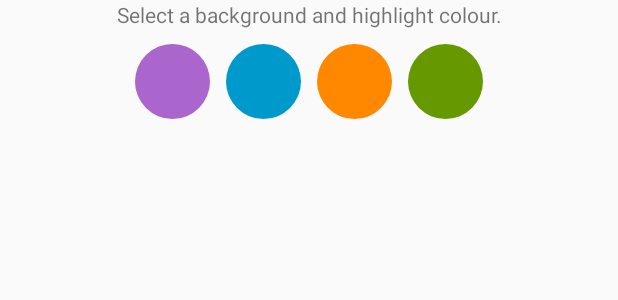
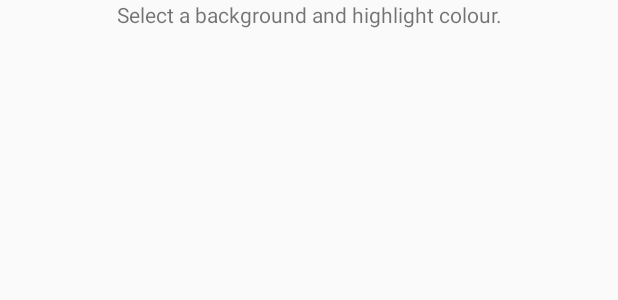
Before and after one commit to thunsaker/Xcerpt, an Android app: the layout pick_colour_view.xml on its own in the app's theme, with its tools: preview values and no code run, on a phone screen of 412 x 824 dp. Shown: the top 300 px of the screen. Run offline under Robolectric (Android 15) with nearby library versions, the phone set to English and light mode, and no system bars.

Commit message:
Remember last colour chosen, make adding colours easier

```diff
--- a/app/build.gradle
+++ b/app/build.gradle
@@ -48,6 +48,7 @@ dependencies {
     compile 'com.android.support:appcompat-v7:22.2.0'
     compile 'com.astuetz:pagerslidingtabstrip:1.0.1'
     compile 'com.google.code.gson:gson:2.2.4'
+    compile 'com.github.markushi:circlebutton:1.1'
     compile('com.twitter.sdk.android:twitter:1.6.0@aar') {
         transitive = true;
     }
--- a/app/src/main/java/ericbai/com/sharepiece/ShareActivity.java
+++ b/app/src/main/java/ericbai/com/sharepiece/ShareActivity.java
@@ -17,7 +17,6 @@ import android.util.Log;
 import android.view.Menu;
 import android.view.MenuItem;
 import android.view.View;
-import android.view.ViewManager;
 import android.widget.Button;
 import android.widget.EditText;
 import android.widget.ImageView;
--- a/app/src/main/res/drawable/circle.xml
+++ /dev/null
@@ -1,3 +0,0 @@
-<?xml version="1.0" encoding="utf-8"?>
-<shape xmlns:android="http://schemas.android.com/apk/res/android" android:shape="oval" >
-</shape>
--- a/app/src/main/res/layout/activity_customize_2.xml
+++ b/app/src/main/res/layout/activity_customize_2.xml
@@ -53,7 +53,10 @@
                         android:layout_width="wrap_content"
                         android:layout_height="wrap_content"
                         android:layout_alignParentRight="true"
-                        android:alpha="0.5"
+                        android:alpha="0.1"
+                        android:layout_marginTop="10dip"
+                        android:layout_marginRight="10dip"
+                        android:layout_marginBottom="10dip"
                         android:src="@drawable/watermark"/>
 
                     <TextView
--- a/app/src/main/res/layout/pick_colour_view.xml
+++ b/app/src/main/res/layout/pick_colour_view.xml
@@ -12,29 +12,11 @@
         android:layout_marginBottom="10dp"/>
 
     <LinearLayout
+        android:id="@+id/colour_select"
         android:layout_width="match_parent"
         android:layout_height="wrap_content"
-        android:gravity="center">
-
-        <View
-            android:id="@+id/purple"
-            android:backgroundTint="@android:color/holo_purple"
-            style="@style/Circle"/>
-
-        <View
-            android:id="@+id/blue"
-            android:backgroundTint="@android:color/holo_blue_dark"
-            style="@style/Circle"/>
-
-        <View
-            android:id="@+id/orange"
-            android:backgroundTint="@android:color/holo_orange_dark"
-            style="@style/Circle"/>
-
-        <View
-            android:id="@+id/green"
-            android:backgroundTint="@android:color/holo_green_dark"
-            style="@style/Circle"/>
+        android:gravity="center"
+        android:orientation="horizontal">
 
     </LinearLayout>
 
--- a/app/src/main/res/values/styles.xml
+++ b/app/src/main/res/values/styles.xml
@@ -5,12 +5,4 @@
         <!-- Customize your theme here. -->
     </style>
 
-    <style name="Circle">
-        <item name="android:layout_width">50dp</item>
-        <item name="android:layout_height">50dp</item>
-        <item name="android:layout_marginLeft">5dp</item>
-        <item name="android:layout_marginRight">5dp</item>
-        <item name="android:background">@drawable/circle</item>
-    </style>
-
 </resources>
```
Also changed, not shown: app/src/main/java/ericbai/com/sharepiece/CustomizeActivity.java (+11 -8 lines), app/src/main/java/ericbai/com/sharepiece/ScreenSlidePageFragment.java (+41 -33 lines), app/src/main/res/drawable/watermark.png, 1 other file.
